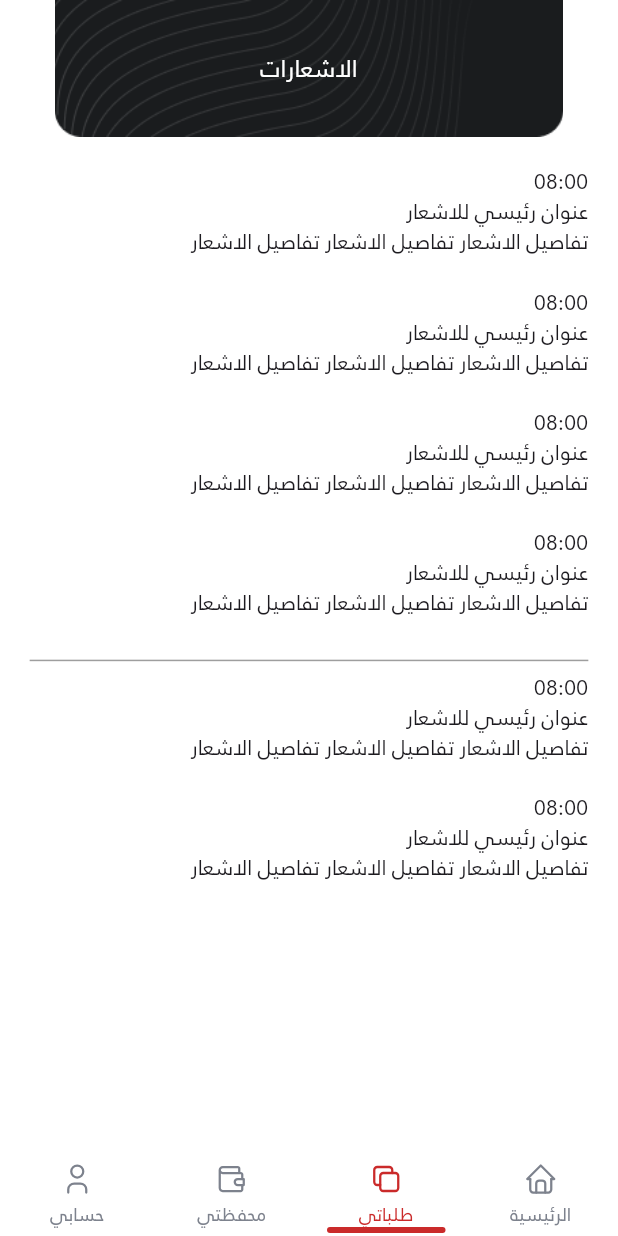
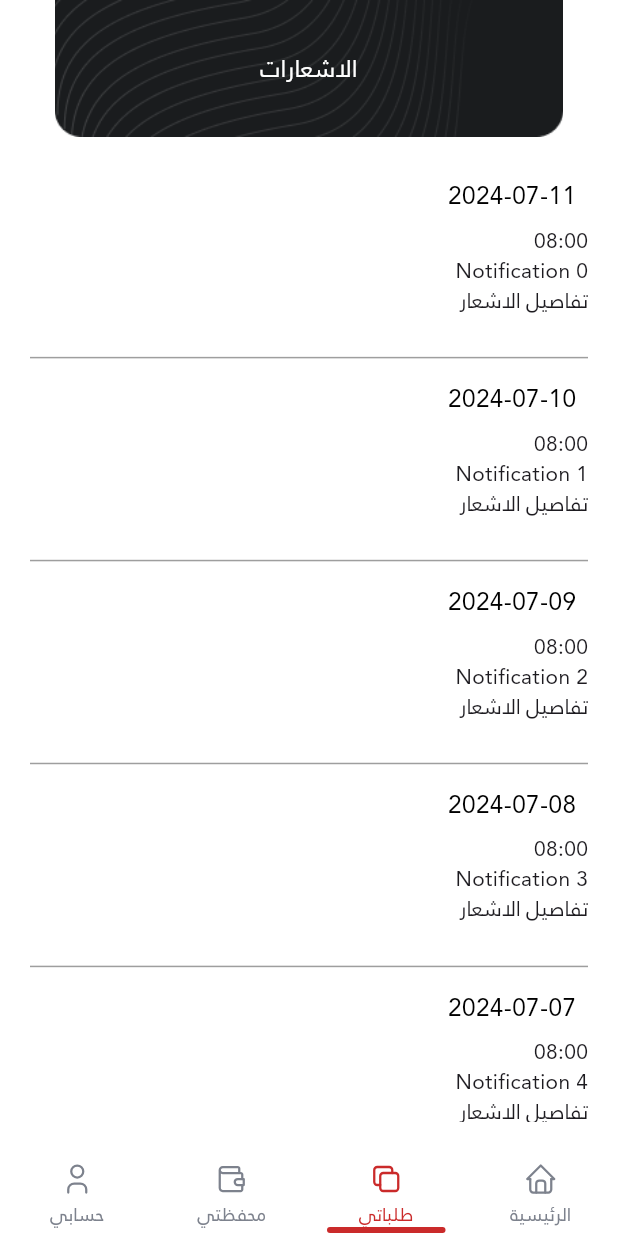
Before and after one commit to mo3tazamer/spt_clone, a Flutter app: the screen it shows after launch, item 2 of the bottom bar chosen, on a phone screen of 412 x 824 dp. Run offline on Flutter 3.47's test engine with Material 3 defaults, Android fonts, the phone set to English and light mode, and no system bars; drawn by our look-alikes of grouped_list, persistent_bottom_nav_bar; our stand-ins replace animated_splash_screen, auto_size_text, badges, country_code_picker, dio, dotted_line and 18 more; generated files the repository leaves out were written again.

Commit message:
home entity

```diff
--- a/analysis_options.yaml
+++ b/analysis_options.yaml
@@ -9,6 +9,9 @@
 # packages, and plugins designed to encourage good coding practices.
 
 include: package:flutter_lints/flutter.yaml
+analyzer:
+  errors:
+    invalid_annotation_target: ignore
 
 # The following line enables the recommended lints for Dart.
 linter:
@@ -23,6 +26,7 @@ linter:
   # `// ignore_for_file: name_of_lint` syntax on the line or in the file
   # producing the lint.
   rules:
+
     # avoid_print: false  # Uncomment to disable the `avoid_print` rule
     # prefer_single_quotes: true  # Uncomment to enable the `prefer_single_quotes` rule
 
--- a/lib/app.dart
+++ b/lib/app.dart
@@ -6,10 +6,10 @@ import 'package:flutter_screenutil/flutter_screenutil.dart';
 import 'package:spt_clone/config/theme/theme.dart';
 import 'package:spt_clone/core/git_it/git_it.dart';
 import 'package:spt_clone/features/auth/presentation/cubit/auth_cubit.dart';
-import 'package:spt_clone/features/home/presentation/screens/home.dart';
+
 
 import 'config/routes/app_generator.dart';
-import 'features/home/presentation/widgets/home_tab.dart';
+
 import 'features/layout/presentation/screens/layout_screen.dart';
 
 class SptClone extends StatelessWidget {
--- a/lib/core/utils/app_textstyles.dart
+++ b/lib/core/utils/app_textstyles.dart
@@ -1,4 +1,4 @@
-import 'package:flutter/material.dart' show FontWeight, TextStyle;
+import 'package:flutter/material.dart' show TextStyle;
 import 'package:flutter_screenutil/flutter_screenutil.dart';
 import 'package:spt_clone/core/utils/app_colors.dart';
 
--- a/lib/features/home/presentation/screens/notification_screen.dart
+++ b/lib/features/home/presentation/screens/notification_screen.dart
@@ -1,5 +1,6 @@
 import 'package:flutter/material.dart';
 import 'package:flutter_screenutil/flutter_screenutil.dart';
+import 'package:grouped_list/grouped_list.dart';
 import 'package:spt_clone/core/utils/app_extensions.dart';
 import 'package:spt_clone/core/utils/app_textstyles.dart';
 import 'package:spt_clone/features/home/presentation/widgets/custom_app_bar.dart';
@@ -12,6 +13,56 @@ class NotificationScreen extends StatefulWidget {
 }
 
 class _NotificationScreenState extends State<NotificationScreen> {
+  final ScrollController _scrollController = ScrollController();
+  final List<Map<String, String>> _notifications = List.generate(10, (index) => {
+    'time': '08:00',
+    'title': 'Notification $index',
+    'details': 'تفاصيل الاشعار',
+    'date': DateTime.now().subtract(Duration(days: index)).toString()
+  }); // Initial notifications
+  bool _isLoading = false;
+  int _currentMax = 10;
+
+  @override
+  void initState() {
+    super.initState();
+    _scrollController.addListener(_scrollListener);
+  }
+
+  @override
+  void dispose() {
+    _scrollController.dispose();
+    super.dispose();
+  }
+
+  void _scrollListener() {
+    if (_scrollController.position.pixels == _scrollController.position.maxScrollExtent) {
+      _fetchMoreData();
+    }
+  }
+
+  Future<void> _fetchMoreData() async {
+    if (!_isLoading) {
+      setState(() {
+        _isLoading = true;
+      });
+
+      // Simulate a delay for fetching data
+      await Future.delayed(const Duration(seconds: 2));
+
+      setState(() {
+        _currentMax = _currentMax + 10;
+        _notifications.addAll(List.generate(10, (index) => {
+          'time': '08:00',
+          'title': 'Notification ${_currentMax + index}',
+          'details': 'تفاصيل الاشعار تفاصيل الاشعار تفاصيل الاشعار',
+          'date': DateTime.now().subtract(Duration(days: _currentMax + index)).toString()
+        }));
+        _isLoading = false;
+      });
+    }
+  }
+
   @override
   Widget build(BuildContext context) {
     return Scaffold(
@@ -21,50 +72,60 @@ class _NotificationScreenState extends State<NotificationScreen> {
           style: AppTextStyles.style16.copyColorWith(Colors.white),
         ),
       ),
-      body: ListView(
+      body: Padding(
         padding: EdgeInsets.all(18.0.dm),
+        child: Column(
           children: [
-          notificationModel(),
-          SizedBox(
-            height: 20.h,
+            Expanded(
+              child: GroupedListView<Map<String, String>, String>(
+                controller: _scrollController,
+                elements: _notifications,
+                groupBy: (notification) => notification['date']!.substring(0, 10),
+                groupSeparatorBuilder: (String date) => Padding(
+                  padding: const EdgeInsets.all(8.0),
+                  child: Text(
+                    date,
+                    style: AppTextStyles.style16.copyColorWith(Colors.black),
                   ),
-          notificationModel(),
-          SizedBox(
-            height: 20.h,
                 ),
-          notificationModel(),
-          SizedBox(
-            height: 20.h,
-          ),
-          notificationModel(),
-          SizedBox(
-            height: 20.h,
-          ),
+                itemBuilder: (context, notification) {
+                  return Column(
+                    crossAxisAlignment: CrossAxisAlignment.start,
+                    children: [
+                      notificationModel(notification),
+                      SizedBox(height: 20.h),
                       const Divider(
                         color: Colors.grey,
                         thickness: 1,
                       ),
-          notificationModel(),
-          SizedBox(
-            height: 20.h,
+                    ],
+                  );
+                },
+               itemComparator: (item1, item2) => item1['date']!.compareTo(item2['date']!),
+                //useStickyGroupSeparators: true,
+                //floatingHeader: true,
+                order: GroupedListOrder.DESC,
               ),
-          notificationModel(),
-          SizedBox(
-            height: 20.h,
+            ),
+            if (_isLoading)
+              const Padding(
+                padding: EdgeInsets.all(8.0),
+                child: CircularProgressIndicator(),
               ),
           ],
+        ),
       ),
     );
   }
 }
 
-Widget notificationModel() {
-  return const Column(
+Widget notificationModel(Map<String, String> notification) {
+  return Column(
     crossAxisAlignment: CrossAxisAlignment.start,
     children: [
-      Text('08:00'),
-      Text('عنوان رئيسي للاشعار'),
-      Text('تفاصيل الاشعار تفاصيل الاشعار تفاصيل الاشعار '),
+      Text(notification['time']!),
+      Text(notification['title']!),
+      Text(notification['details']!),
     ],
   );
 }
--- a/lib/features/location/data/data_sources/location_services.dart
+++ b/lib/features/location/data/data_sources/location_services.dart
@@ -44,7 +44,7 @@ class LocationRemoteDataSourceImpl implements LocationRemoteDataSource {
   @override
   Future<LocationModel> getCurrentLocation() async {
     if (!await _isLocationServiceEnabled()) {
-      throw Exception('Location services are disabled.');
+      throw Exception('Location services are disabled');
     }
 
     if (!await _checkPermission()) {
--- a/lib/features/location/presentation/cubit/location_cubit.dart
+++ b/lib/features/location/presentation/cubit/location_cubit.dart
@@ -1,5 +1,6 @@
+import 'package:equatable/equatable.dart';
 import 'package:flutter_bloc/flutter_bloc.dart';
-import 'package:meta/meta.dart';
+
 
 import '../../domain/entities/location.dart';
 import '../../domain/use_cases/get_location.dart';
```
Also changed, not shown: lib/features/home/domain/entities/User.dart (added, +151 -0 lines), lib/features/home/domain/entities/how_we_help_entity/how_we_help_entity.dart (added, +24 -0 lines), lib/features/home/domain/entities/notification_entity.dart (added, +269 -0 lines), lib/features/home/domain/entities/review_entity/review_model.dart (added, +22 -0 lines), lib/features/home/domain/entities/service_entity/service_entity.dart (added, +23 -0 lines), lib/features/location/presentation/cubit/location_state.dart (+15 -4 lines), pubspec.yaml (+7 -0 lines), lib/features/home/domain/entities/review_entity/review_model.freezed.dart (added), lib/features/home/domain/entities/review_entity/review_model.g.dart (added), lib/features/home/domain/entities/service_entity/service_entity.freezed.dart (added), lib/features/home/domain/entities/service_entity/service_entity.g.dart (added), pubspec.lock. Lines whose indentation alone changed are shown as unchanged.
